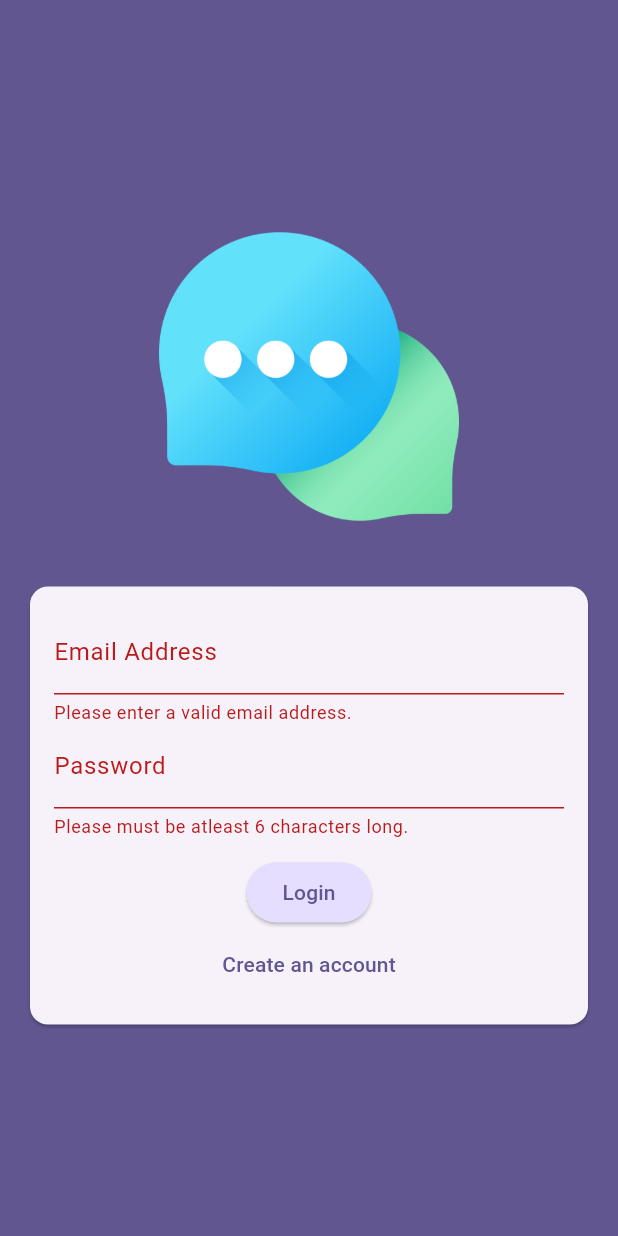
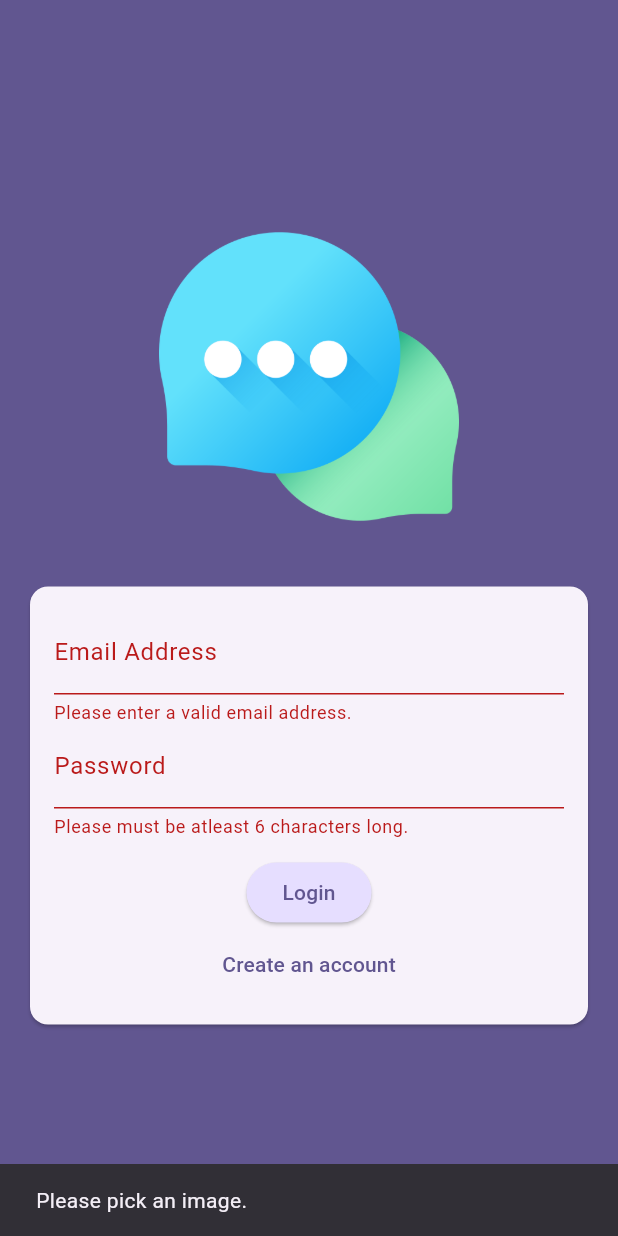
Before and after one commit to vohoangloc123/chat_app, a Flutter app: the screen it shows after launch, after a tap on "Login", on a phone screen of 412 x 824 dp. Run offline on Flutter 3.47's test engine with Material 3 defaults, Android fonts, the phone set to English and light mode, and no system bars; our stand-ins replace firebase_auth, firebase_core, image_picker; accounts and stored records are empty.

Commit message:
Managed the selected image in the authentication form

```diff
--- a/lib/screens/auth.dart
+++ b/lib/screens/auth.dart
@@ -1,3 +1,5 @@
+import 'dart:io';
+
 import 'package:chat_app/widgets/user_image_picker.dart';
 import 'package:firebase_auth/firebase_auth.dart';
 import 'package:flutter/material.dart';
@@ -16,9 +18,16 @@ class _AuthScreenState extends State<AuthScreen> {
   final _formKey = GlobalKey<FormState>(); // create a global key
   var _enteredEmail = '';
   var _enteredPassword = '';
+  File? _selectedImage;
   void _submit() async {
     final isValid = _formKey.currentState?.validate();
-    if (!isValid!) {
+    print("image path: $_selectedImage");
+    if (!isValid! || !_isLogin && _selectedImage == null) {
+      ScaffoldMessenger.of(context).showSnackBar(
+        const SnackBar(
+          content: Text('Please pick an image.'),
+        ),
+      );
       return;
     }
     _formKey.currentState?.save();
@@ -84,7 +93,12 @@ class _AuthScreenState extends State<AuthScreen> {
                       child: Column(
                         mainAxisSize: MainAxisSize.min,
                         children: [
-                          if (!_isLogin) UserImagePicker(),
+                          if (!_isLogin)
+                            UserImagePicker(
+                              onnPickImage: (pickedImage) {
+                                _selectedImage = pickedImage;
+                              },
+                            ),
                           TextFormField(
                             decoration: const InputDecoration(
                                 labelText: 'Email Address'),
```
Also changed, not shown: lib/widgets/user_image_picker.dart (+4 -3 lines).
